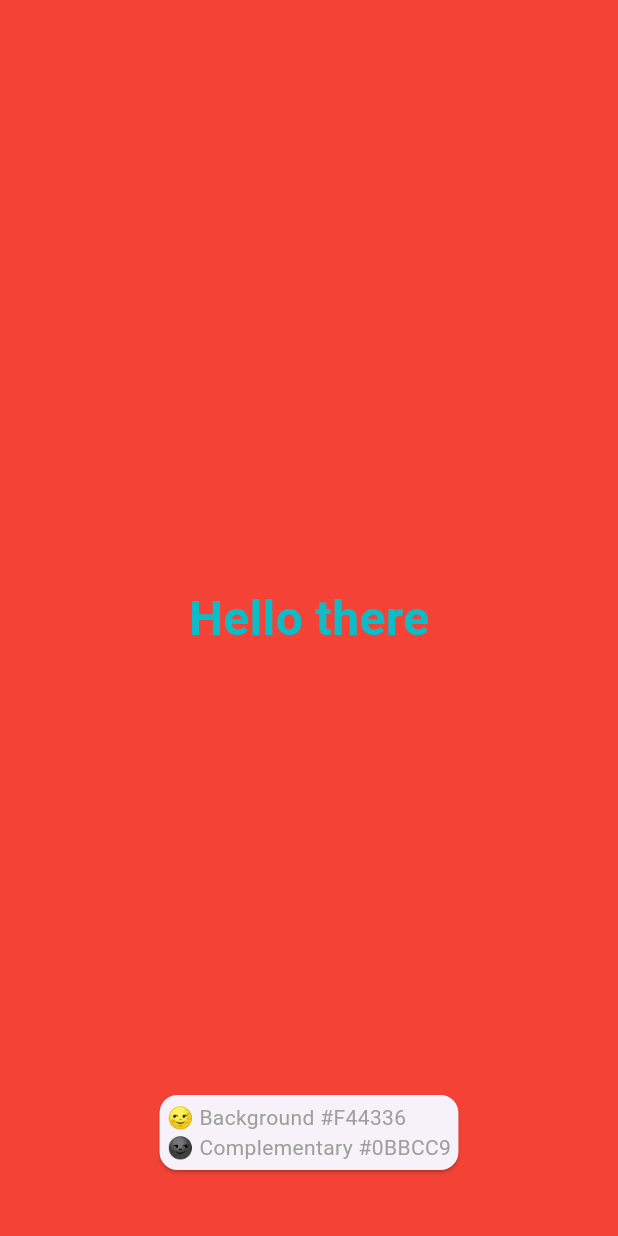
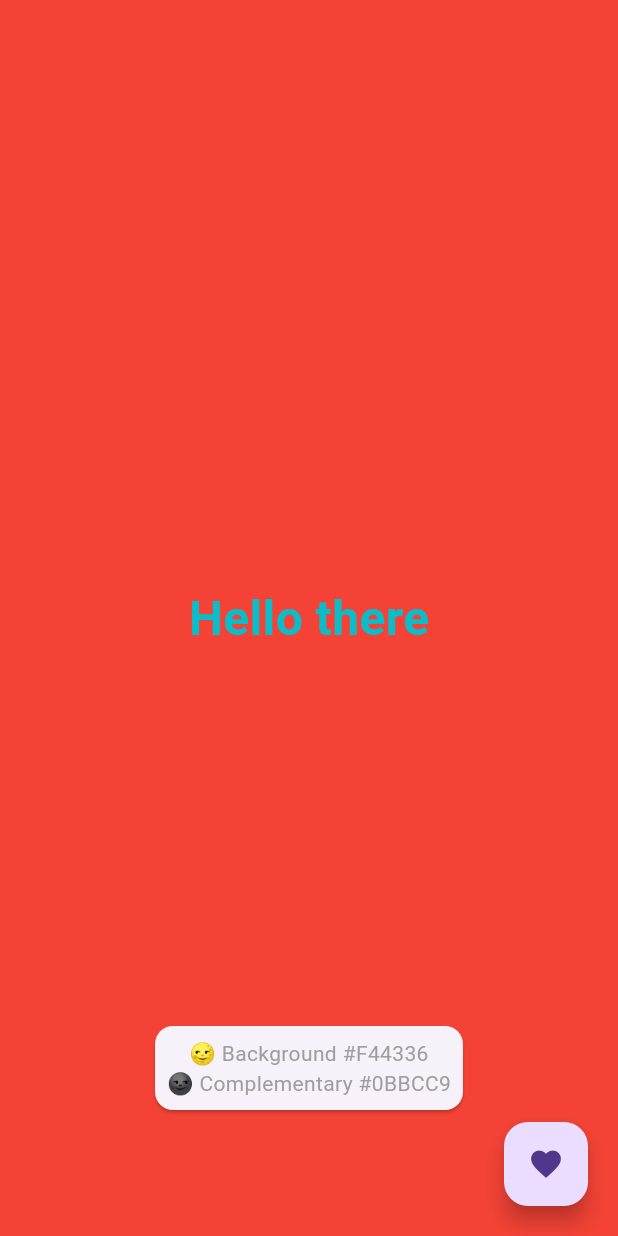
Before and after one commit to Alkonosttt/FlutterTest, a Flutter app: the screen it shows after launch, on a phone screen of 412 x 824 dp. Run offline on Flutter 3.47's test engine with Material 3 defaults, Android fonts, the phone set to English and light mode, and no system bars.

Commit message:
Added a favorites list (LIFO)

```diff
--- a/lib/screens/color_changer_screen.dart
+++ b/lib/screens/color_changer_screen.dart
@@ -1,5 +1,6 @@
 import 'package:flutter/material.dart';
 import 'package:fluttertest/services/color_service.dart';
+import 'package:fluttertest/widgets/favourite_color_cards.dart';
 
 class ColorChangerScreen extends StatefulWidget {
   const ColorChangerScreen({super.key});
@@ -10,6 +11,8 @@ class ColorChangerScreen extends StatefulWidget {
 
 class _ColorChangerScreenState extends State<ColorChangerScreen> {
   Color _backgroundColor = Colors.red;
+  final int _maxFavorites = 3;
+  final List<Color> _favoriteColors = [];
 
   void _changeColor() {
     setState(() {
@@ -17,8 +20,21 @@ class _ColorChangerScreenState extends State<ColorChangerScreen> {
     });
   }
 
+  void _addToFavorites() {
+    setState(() {
+      _favoriteColors.insert(0, _backgroundColor);
+      if (_favoriteColors.length > _maxFavorites) {
+        _favoriteColors.removeLast();
+      }
+    });
+  }
+
   @override
   Widget build(BuildContext context) {
+    final complementary = ColorService.getComplementaryColor(_backgroundColor);
+    final backgroundHex = ColorService.colorToHex(_backgroundColor);
+    final complementaryHex = ColorService.colorToHex(complementary);
+
     return GestureDetector(
       onTap: _changeColor,
       child: Scaffold(
@@ -26,29 +42,54 @@ class _ColorChangerScreenState extends State<ColorChangerScreen> {
         body: Stack(
           children: [
             Center(
-              child: Text(
-                'Hello there',
-                style: TextStyle(
-                  fontSize: 32,
-                  color: ColorService.getComplementaryColor(_backgroundColor),
-                  fontWeight: FontWeight.bold,
-                ),
+              child: Column(
+                mainAxisSize: MainAxisSize.min,
+                children: [
+                  Text(
+                    'Hello there',
+                    style: TextStyle(
+                      fontSize: 32,
+                      color: complementary,
+                      fontWeight: FontWeight.bold,
+                    ),
+                  ),
+                  if (_favoriteColors.isNotEmpty) ...[
+                    const SizedBox(height: 16),
+                    FavoriteColorCards(favoriteColors: _favoriteColors),
+                  ],
+                ],
               ),
             ),
             Positioned(
-              bottom: 40,
+              bottom: 80,
               left: 0,
               right: 0,
               child: Center(
                 child: Card(
                   child: Padding(
-                    padding: const EdgeInsets.all(5.0),
-                    child: Text(
-                      '🌝 Background ${ColorService.colorToHex(_backgroundColor)}\n🌚 Complementary ${ColorService.colorToHex(ColorService.getComplementaryColor(_backgroundColor))}',
-                      style: TextStyle(color: Colors.grey),
+                    padding: const EdgeInsets.all(8.0),
+                    child: Column(
+                      children: [
+                        Text(
+                          '🌝 Background $backgroundHex',
+                          style: const TextStyle(color: Colors.grey),
+                        ),
+                        Text(
+                          '🌚 Complementary $complementaryHex',
+                          style: const TextStyle(color: Colors.grey),
+                        ),
+                      ],
                     ),
                   ),
                 ),
+              ),
+            ),
+            Positioned(
+              bottom: 20,
+              right: 20,
+              child: FloatingActionButton(
+                onPressed: _addToFavorites,
+                child: const Icon(Icons.favorite),
               ),
             ),
           ],
```
Also changed, not shown: lib/widgets/favourite_color_cards.dart (added, +28 -0 lines).
